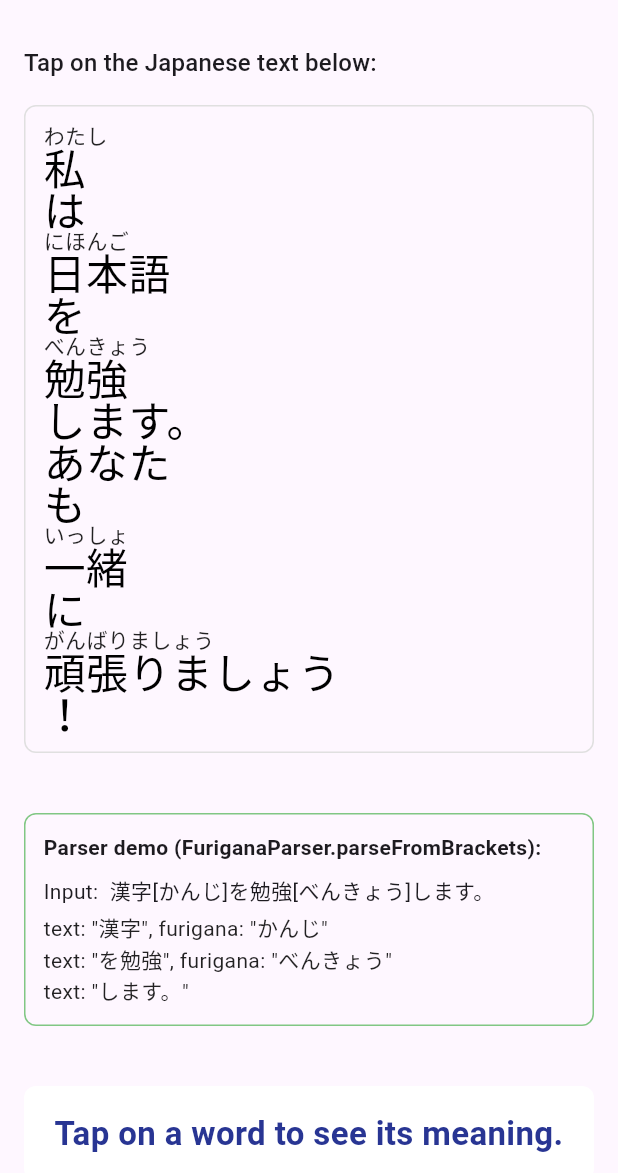
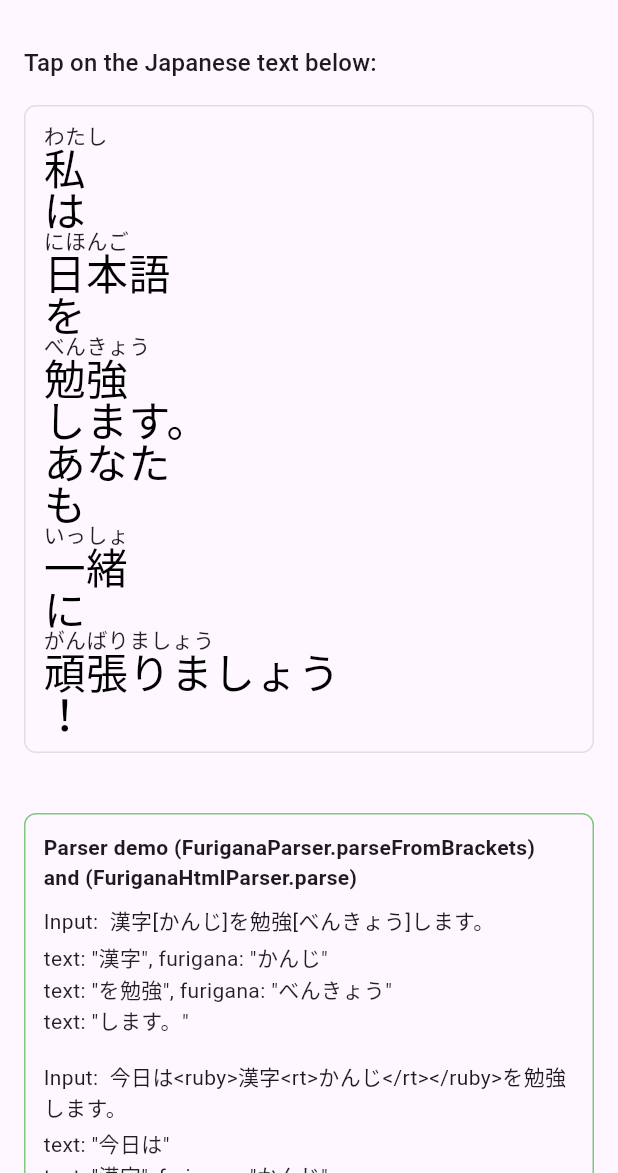
Before and after one commit to jbergloda1/flutter_furigana_text, a Flutter app: the screen it shows after launch, on a phone screen of 412 x 824 dp, the part 63-1236 px from its top. Run offline on Flutter 3.47's test engine with Material 3 defaults, Android fonts, the phone set to English and light mode, and no system bars.

Commit message:
Update CHANGELOG and README for version 0.0.3; add FuriganaHtmlParser for parsing HTML strings with <ruby> and <rt> tags; update pubspec.yaml to version 0.0.3 and include new dependency on html package; enhance demo in main.dart to showcase new HTML parsing functionality.

```diff
--- a/example/lib/main.dart
+++ b/example/lib/main.dart
@@ -100,20 +100,34 @@ class _HomePageState extends State<HomePage> {
                 crossAxisAlignment: CrossAxisAlignment.start,
                 children: [
                   const Text(
-                    'Parser demo (FuriganaParser.parseFromBrackets):',
+                    'Parser demo (FuriganaParser.parseFromBrackets) and (FuriganaHtmlParser.parse)',
                     style: TextStyle(fontWeight: FontWeight.bold),
                   ),
                   const SizedBox(height: 8),
                   Builder(
                     builder: (context) {
                       final input = '漢字[かんじ]を勉強[べんきょう]します。';
+                      final inputHtml = '今日は<ruby>漢字<rt>かんじ</rt></ruby>を勉強します。';
                       final parsed = FuriganaParser.parseFromBrackets(input);
+                      final parsedHtml = FuriganaHtmlParser.parse(inputHtml);
                       return Column(
                         crossAxisAlignment: CrossAxisAlignment.start,
                         children: [
                           Text('Input:  $input'),
                           const SizedBox(height: 4),
                           ...parsed.map(
+                            (w) => Text(
+                              'text: "${w.text}"${w.furigana != null ? ', furigana: "${w.furigana}"' : ''}',
+                              style: const TextStyle(
+                                fontSize: 14,
+                                color: Colors.black87,
+                              ),
+                            ),
+                          ),
+                          const SizedBox(height: 16),
+                          Text('Input:  $inputHtml'),
+                          const SizedBox(height: 4),
+                          ...parsedHtml.map(
                             (w) => Text(
                               'text: "${w.text}"${w.furigana != null ? ', furigana: "${w.furigana}"' : ''}',
                               style: const TextStyle(
--- a/lib/flutter_furigana_renderer.dart
+++ b/lib/flutter_furigana_renderer.dart
@@ -3,3 +3,4 @@ library;
 export 'models/furigana_word.dart';
 export 'parser/furigana_parser.dart';
 export 'widgets/furigana_text.dart';
+export 'parser/furigana_html_parser.dart';
--- /dev/null
+++ b/lib/parser/furigana_html_parser.dart
@@ -0,0 +1,44 @@
+import 'package:html/parser.dart' as html_parser;
+import 'package:html/dom.dart' as dom;
+
+import '../models/furigana_word.dart';
+
+class FuriganaHtmlParser {
+  static List<FuriganaWord> parse(String htmlString) {
+    final document = html_parser.parseFragment(htmlString);
+    final List<FuriganaWord> results = [];
+
+    for (final node in document.nodes) {
+      _parseNode(node, results);
+    }
+
+    return results;
+  }
+
+  static void _parseNode(dom.Node node, List<FuriganaWord> results) {
+    if (node.nodeType == dom.Node.TEXT_NODE) {
+      results.add(FuriganaWord(text: node.text ?? ""));
+    } else if (node.nodeType == dom.Node.ELEMENT_NODE) {
+      final element = node as dom.Element;
+
+      if (element.localName == 'ruby') {
+        final rubyText = StringBuffer();
+        String? rtText;
+
+        for (final child in element.nodes) {
+          if (child.nodeType == dom.Node.TEXT_NODE) {
+            rubyText.write(child.text);
+          } else if (child is dom.Element && child.localName == 'rt') {
+            rtText = child.text;
+          }
+        }
+
+        results.add(FuriganaWord(text: rubyText.toString(), furigana: rtText));
+      } else {
+        for (final child in element.nodes) {
+          _parseNode(child, results);
+        }
+      }
+    }
+  }
+}
--- a/pubspec.yaml
+++ b/pubspec.yaml
@@ -1,6 +1,6 @@
 name: flutter_furigana_text
 description: "A Flutter package for displaying Japanese text with furigana (ruby text) annotations. Perfect for Japanese learning apps, dictionaries, and reading practice."
-version: 0.0.2
+version: 0.0.3
 homepage: https://github.com/jbergloda1/flutter_furigana_text
 repository: https://github.com/jbergloda1/flutter_furigana_text
 issue_tracker: https://github.com/jbergloda1/flutter_furigana_text/issues
@@ -12,6 +12,7 @@ environment:
 dependencies:
   flutter:
     sdk: flutter
+  html: ^0.15.4
 
 dev_dependencies:
   flutter_test:
```
Also changed, not shown: example/pubspec.lock, 2 other files.
